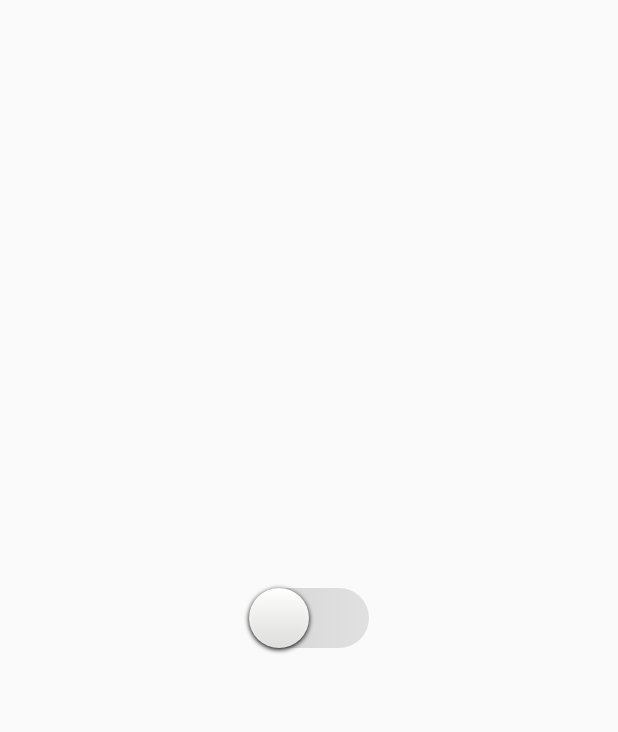
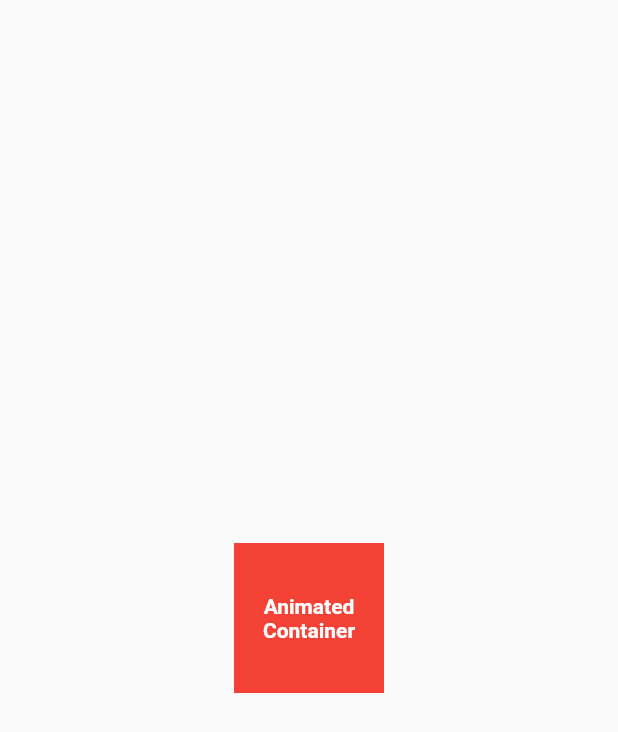
Before and after one commit to nirmal-mazhuvanpilly/flutter_animations, a Flutter app: the screen it shows after launch, on a phone screen of 412 x 824 dp. Shown: the top 732 px of the screen. Run offline on Flutter 3.47's test engine with Material 2 defaults, Android fonts, the phone set to English and light mode, and no system bars.

Commit message:
Animated Container

```diff
--- /dev/null
+++ b/lib/animated_container_view.dart
@@ -0,0 +1,56 @@
+import 'package:flutter/material.dart';
+
+class AnimatedContainerView extends StatefulWidget {
+  const AnimatedContainerView({Key? key}) : super(key: key);
+
+  @override
+  _AnimatedContainerViewState createState() => _AnimatedContainerViewState();
+}
+
+class _AnimatedContainerViewState extends State<AnimatedContainerView> {
+  double _height = 100;
+  double _width = 100;
+  Color _color = Colors.red;
+
+  void _animateContainer() {
+    if (_height == 100 || _width == 100) {
+      setState(() {
+        _height = 200;
+        _width = 200;
+        _color = Colors.orange;
+      });
+    } else {
+      setState(() {
+        _height = 100;
+        _width = 100;
+        _color = Colors.red;
+      });
+    }
+  }
+
+  @override
+  Widget build(BuildContext context) {
+    return Center(
+      child: GestureDetector(
+        onTap: _animateContainer,
+        child: AnimatedContainer(
+          alignment: Alignment.center,
+          duration: const Duration(seconds: 1),
+          curve: Curves.fastOutSlowIn,
+          color: _color,
+          height: _height,
+          width: _width,
+          child: const Center(
+              child: Text(
+            "Animated Container",
+            textAlign: TextAlign.center,
+            style: TextStyle(
+              color: Colors.white,
+              fontWeight: FontWeight.bold,
+            ),
+          )),
+        ),
+      ),
+    );
+  }
+}
--- a/lib/main.dart
+++ b/lib/main.dart
@@ -1,5 +1,5 @@
 import 'package:flutter/material.dart';
-import 'package:flutter_all_animations/animated_align_view.dart';
+import 'package:flutter_all_animations/animated_container_view.dart';
 
 void main() {
   runApp(const MyApp());
@@ -15,7 +15,7 @@ class MyApp extends StatelessWidget {
         primarySwatch: Colors.blue,
       ),
       home: const Scaffold(
-        body: AnimatedAlignView()
+        body: AnimatedContainerView()
       ),
     );
   }
```
